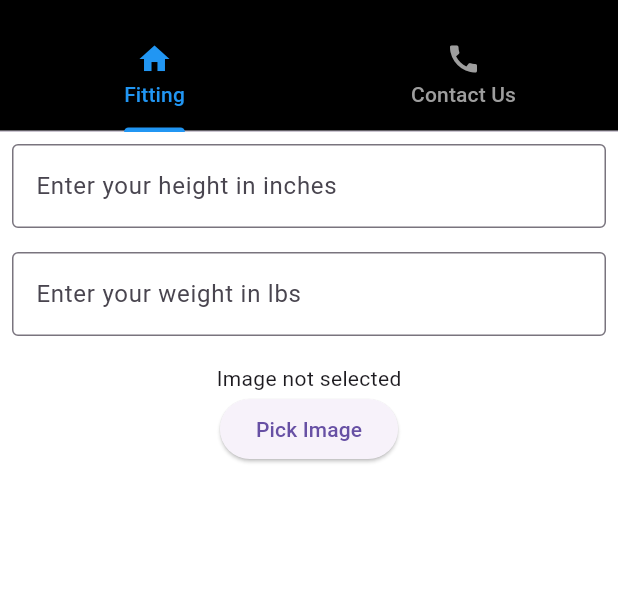
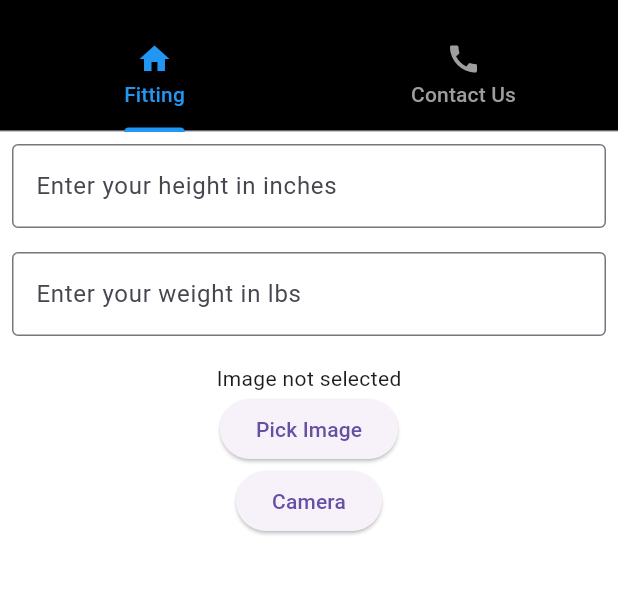
Before and after one commit to CarlosLG5/VirtualFittingRoom, a Flutter app: the screen it shows after launch, on a phone screen of 412 x 824 dp, the part 63-658 px from its top. Run offline on Flutter 3.47's test engine with Material 3 defaults, Android fonts, the phone set to English and light mode, and no system bars; our stand-ins replace image_picker.

Commit message:
Added camera button

```diff
--- a/lib/home_screen.dart
+++ b/lib/home_screen.dart
@@ -2,6 +2,8 @@ import 'package:flutter/material.dart';
 import 'contact.dart'; //imports our contact screen
 import 'package:image_picker/image_picker.dart'; //allows for use of images
 import 'dart:io'; //allows for input/output file use
+
+
 
 class HomeScreen extends StatefulWidget{
   const HomeScreen({Key? key}) : super(key : key);
@@ -32,6 +34,16 @@ class _HomeScreenState extends State<HomeScreen> with SingleTickerProviderStateM
         _image = File(pickedFile.path);
       });
     }
+  }
+
+  //image camera utility
+  Future<void> _captureImageFromCamera() async{
+    final PickedFile = await _picker.pickImage(source: ImageSource.camera);
+
+    setState(() {
+      _image = File(PickedFile!.path);
+    });
+
   }
 
   @override
@@ -74,6 +86,7 @@ class _HomeScreenState extends State<HomeScreen> with SingleTickerProviderStateM
             onPressed: _pickImage,
             child: Text('Pick Image'),
           ),
+          ElevatedButton(onPressed: _captureImageFromCamera , child: Text('Camera'),)
         ],
       ),
     );
--- a/pubspec.yaml
+++ b/pubspec.yaml
@@ -16,6 +16,7 @@ dependencies:
   provider: ^6.1.2
   image_picker: ^0.8.5+3 #this is for image use
   share_plus:
+  camera:
 
 dev_dependencies:
   flutter_test:
```
Also changed, not shown: pubspec.lock, 2 other files.
